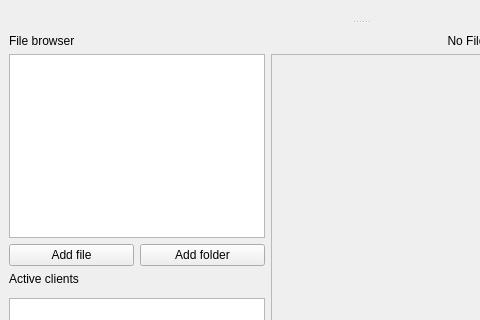
The window that textshredder_ui/editorview.ui (mitchelkuijpers/TextShredder) describes before a commit, drawn with Qt 5; both pictures show x 0 to 480 and y 0 to 320 of the 721 by 491 pixel window.
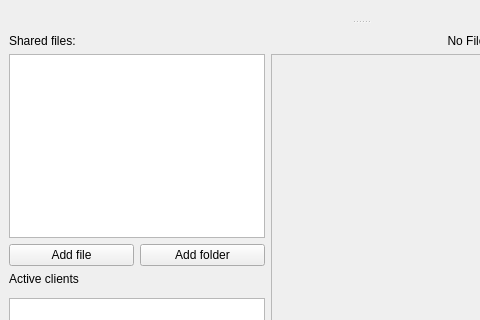
The same window after the commit. Custom widgets are drawn as their Qt base class.

```diff
--- a/textshredder_ui/editorview.ui
+++ b/textshredder_ui/editorview.ui
@@ -26,7 +26,7 @@
       <item row="0" column="0" colspan="2">
        <widget class="QLabel" name="filesOpenedLabel">
         <property name="text">
-         <string>File browser</string>
+         <string>Shared files:</string>
         </property>
        </widget>
       </item>
```
Left out of the diff: 6 changed lines with no effect on the pictures.
